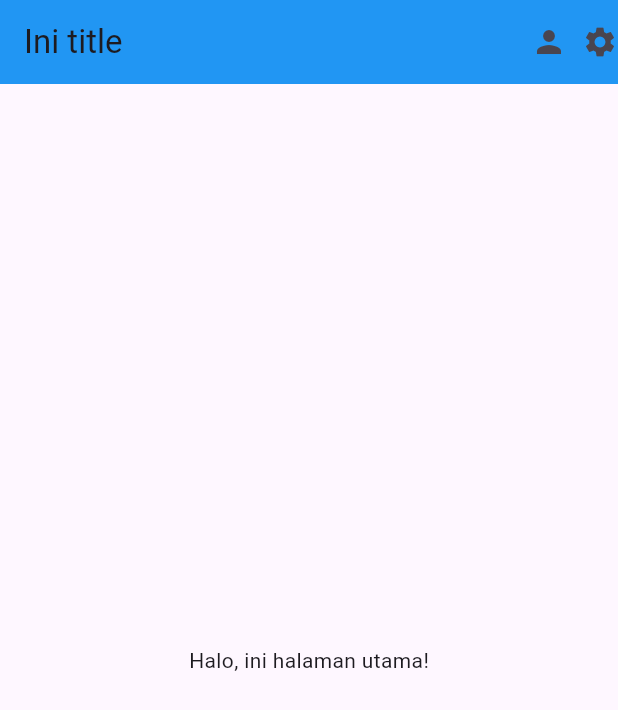
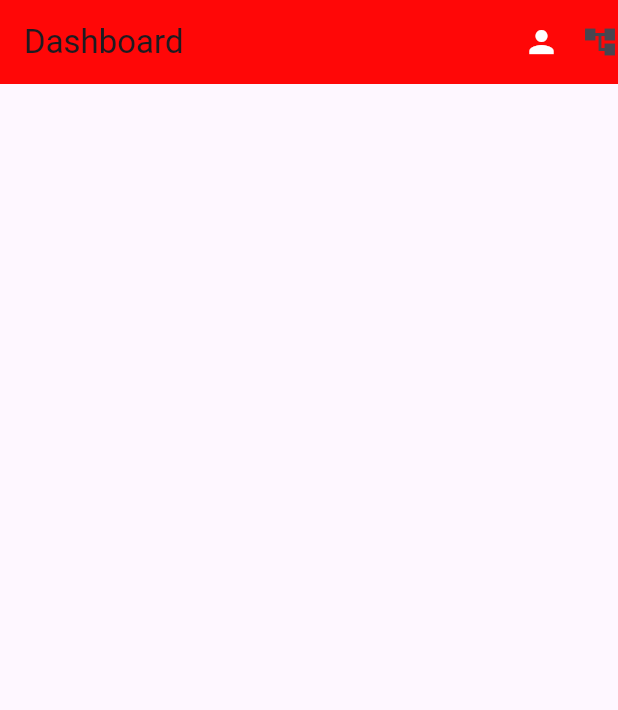
Before and after one commit to IlhamMaulana13/Week5-1123150141, a Flutter app: the screen it shows after launch, on a phone screen of 412 x 824 dp. Shown: the top 710 px of the screen. Run offline on Flutter 3.47's test engine with Material 3 defaults, Android fonts, the phone set to English and light mode, and no system bars.

Commit message:
merubah tampilan utama

```diff
--- a/lib/main.dart
+++ b/lib/main.dart
@@ -1,7 +1,7 @@
 import 'package:flutter/material.dart';
 
 void main() {
-  runApp(const MyApp());
+  runApp(MyApp());
 }
 
 class MyApp extends StatelessWidget {
@@ -9,36 +9,36 @@ class MyApp extends StatelessWidget {
 
   @override
   Widget build(BuildContext context) {
-    return const MaterialApp(
+    return MaterialApp(
       debugShowCheckedModeBanner: false,
-      title: "Title Aplikasi Latihan Container",
+      title: "judul aplikasi",
       home: MyHome(),
     );
   }
 }
 
-class MyHome extends StatefulWidget {
+class MyHome extends StatelessWidget {
   const MyHome({super.key});
 
-  @override
-  State<MyHome> createState() => _MyHomeState();
-}
-
-class _MyHomeState extends State<MyHome> {
   @override
   Widget build(BuildContext context) {
     return Scaffold(
       appBar: AppBar(
-        title: const Text("Ini title"),
-        backgroundColor: Colors.blue,
+        title: const Text("Dashboard"),
+        backgroundColor: const Color.fromARGB(255, 255, 7, 7),
         actions: const [
-          Icon(Icons.person),
-          SizedBox(width: 10),
-          Icon(Icons.settings), // Ganti dengan ikon yang valid
+          Icon(Icons.person, color: Colors.white),
+          SizedBox(width: 15),
+          Icon(Icons.account_tree)
         ],
       ),
-      body: const Center(
-        child: Text("Halo, ini halaman utama!"),
+      body: SingleChildScrollView(
+        child: Container(
+          padding: const EdgeInsets.all(20.0),
+          child: const Column(
+            children: [],
+          ),
+        ),
       ),
     );
   }
```
